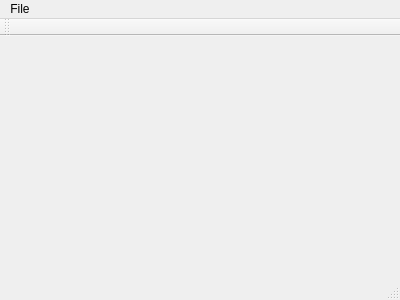
Above: src/pdf_reader/src/pdf_reader.ui from antonioborondo/pdf_reader before the change. Below: the same form after it.
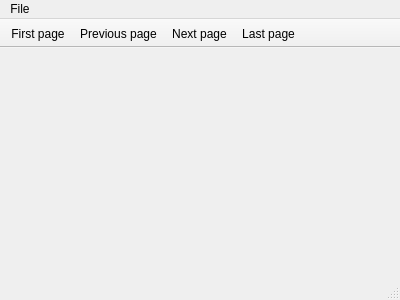
That is the form after the change. Icons and pictures are not drawn.

Commit message: Add page controls

What changed in the file:
```diff
--- a/src/pdf_reader/src/pdf_reader.ui
+++ b/src/pdf_reader/src/pdf_reader.ui
@@ -31,13 +31,26 @@
    </widget>
    <addaction name="menu_file"/>
   </widget>
-  <widget class="QToolBar" name="mainToolBar">
+  <widget class="QToolBar" name="main_tool_bar">
+   <property name="movable">
+    <bool>false</bool>
+   </property>
+   <property name="toolButtonStyle">
+    <enum>Qt::ToolButtonTextUnderIcon</enum>
+   </property>
+   <property name="floatable">
+    <bool>true</bool>
+   </property>
    <attribute name="toolBarArea">
     <enum>TopToolBarArea</enum>
    </attribute>
    <attribute name="toolBarBreak">
     <bool>false</bool>
    </attribute>
+   <addaction name="action_first_page"/>
+   <addaction name="action_previous_page"/>
+   <addaction name="action_next_page"/>
+   <addaction name="action_last_page"/>
   </widget>
   <widget class="QStatusBar" name="statusBar"/>
   <action name="menu_open_file">
@@ -45,6 +58,42 @@
     <string>Open file...</string>
    </property>
   </action>
+  <action name="action_first_page">
+   <property name="icon">
+    <iconset resource="../resources/resources.qrc">
+     <normaloff>:/images/first_page.svg</normaloff>:/images/first_page.svg</iconset>
+   </property>
+   <property name="text">
+    <string>First page</string>
+   </property>
+  </action>
+  <action name="action_previous_page">
+   <property name="icon">
+    <iconset resource="../resources/resources.qrc">
+     <normaloff>:/images/previous_page.svg</normaloff>:/images/previous_page.svg</iconset>
+   </property>
+   <property name="text">
+    <string>Previous page</string>
+   </property>
+  </action>
+  <action name="action_next_page">
+   <property name="icon">
+    <iconset resource="../resources/resources.qrc">
+     <normaloff>:/images/next_page.svg</normaloff>:/images/next_page.svg</iconset>
+   </property>
+   <property name="text">
+    <string>Next page</string>
+   </property>
+  </action>
+  <action name="action_last_page">
+   <property name="icon">
+    <iconset resource="../resources/resources.qrc">
+     <normaloff>:/images/last_page.svg</normaloff>:/images/last_page.svg</iconset>
+   </property>
+   <property name="text">
+    <string>Last page</string>
+   </property>
+  </action>
  </widget>
  <layoutdefault spacing="6" margin="11"/>
  <resources/>
```
Left out of the diff: 10 changed lines with no effect on the pictures. The commit also changes 8 other files.
